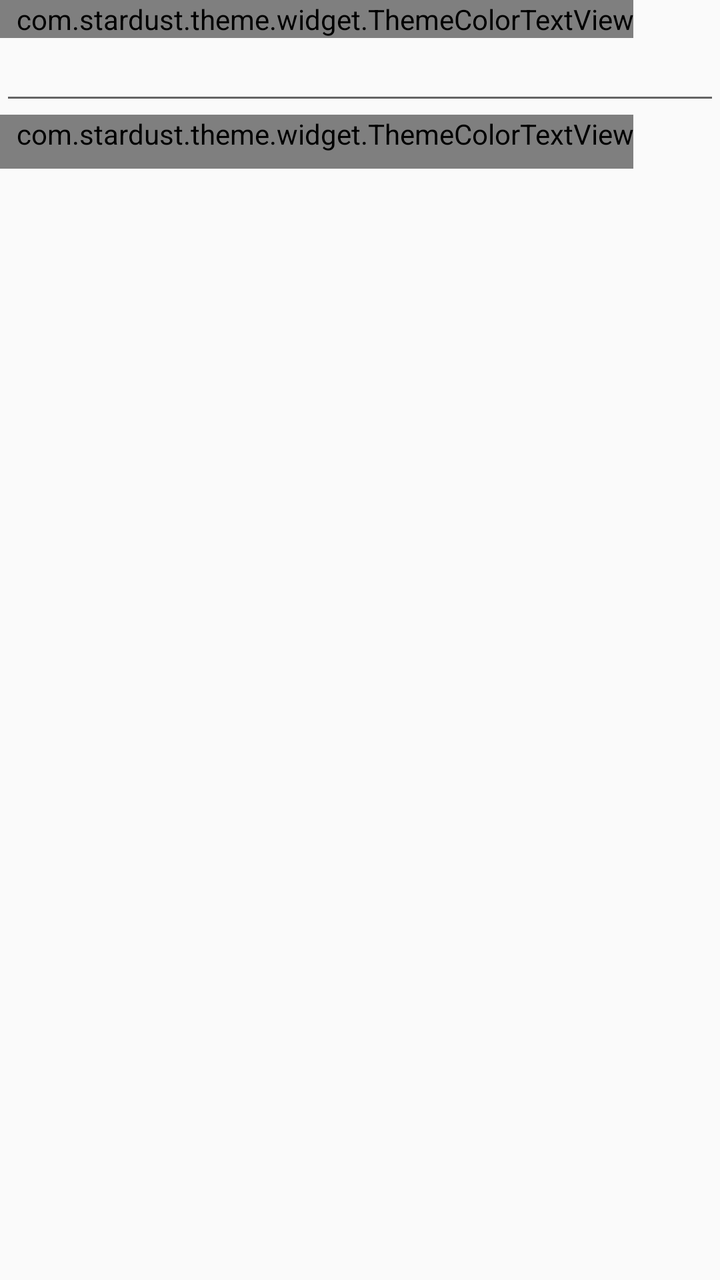
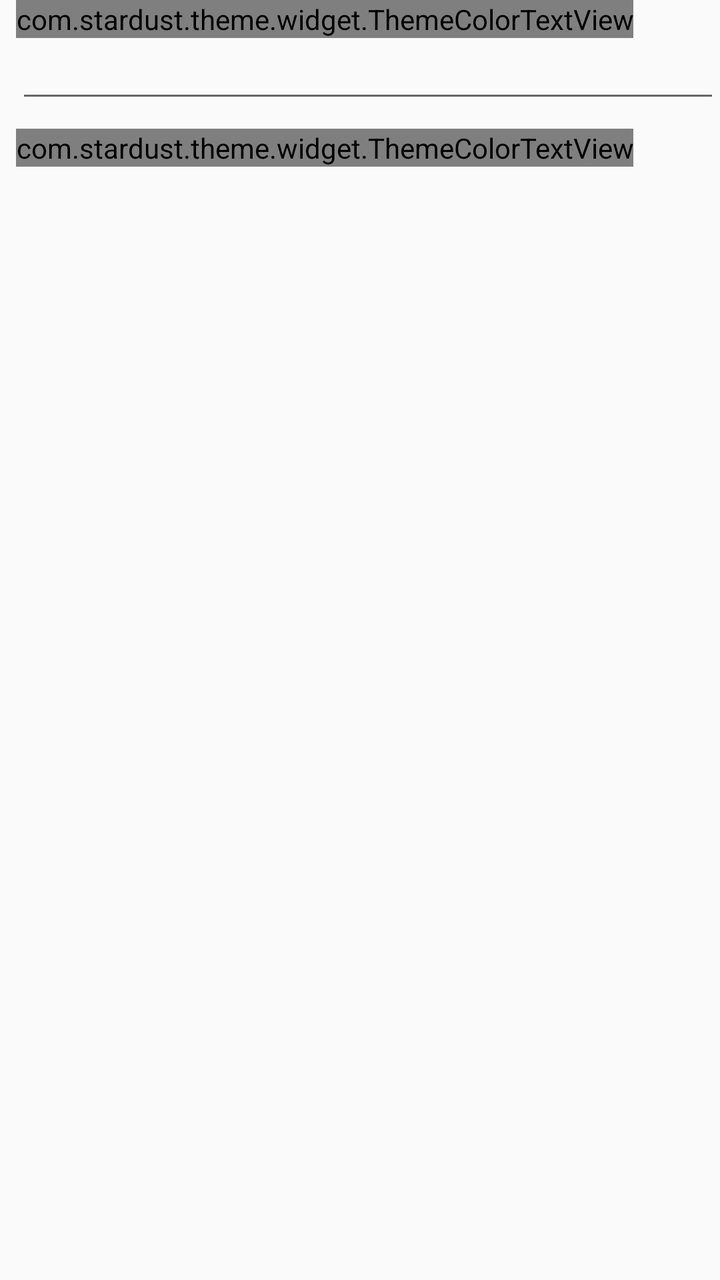

The first picture is an Android layout as it rendered before a commit; the second is the same layout after the commit. The layout source and the unified diff follow.
<!-- AndroidManifest.xml: application theme AppTheme -->
<!-- res/layout/dialog_code_evaluate.xml -->
<?xml version="1.0" encoding="utf-8"?>
<LinearLayout xmlns:android="http://schemas.android.com/apk/res/android"
              android:layout_width="match_parent"
              android:layout_height="match_parent"
              android:orientation="vertical">

    <com.stardust.theme.widget.ThemeColorTextView
        android:layout_width="wrap_content"
        android:layout_height="wrap_content"
        android:paddingLeft="8dp"
        android:text="@string/text_code"
        android:textSize="14sp"/>

    <EditText
        android:id="@+id/code"
        android:layout_width="match_parent"
        android:paddingBottom="8dp"
        android:paddingLeft="8dp"
        android:textSize="15sp"
        android:layout_height="wrap_content"
        android:textColor="@android:color/primary_text_light"/>

    <com.stardust.theme.widget.ThemeColorTextView
        android:layout_width="wrap_content"
        android:layout_height="wrap_content"
        android:paddingBottom="8dp"
        android:paddingLeft="8dp"
        android:text="@string/text_result"
        android:textSize="14sp"/>

    <TextView
        android:id="@+id/result"
        android:paddingLeft="8dp"
        android:layout_width="wrap_content"
        android:layout_height="wrap_content"
        android:textColor="#727377"
        android:textSize="16sp"/>
</LinearLayout>
<!-- resources referenced by this layout -->
<resources>
  <string name="text_code">代码</string>
  <string name="text_result">结果</string>
  <style name="AppTheme" parent="Theme.AppCompat.Light.NoActionBar">
          <item name="colorPrimary">@color/colorPrimary</item>
          <item name="colorPrimaryDark">@color/colorPrimaryDark</item>
          <item name="colorAccent">@color/colorAccent</item>
  
      </style>
  <color name="colorPrimary">#009688</color>
  <color name="colorPrimaryDark">#009688</color>
  <color name="colorAccent">#03a9f4</color>
</resources>

<!-- the commit's change to res/layout/dialog_code_evaluate.xml (unified diff, before → after) -->
@@ -7,15 +7,15 @@
     <com.stardust.theme.widget.ThemeColorTextView
         android:layout_width="wrap_content"
         android:layout_height="wrap_content"
-        android:paddingLeft="8dp"
+        android:layout_marginLeft="8dp"
         android:text="@string/text_code"
         android:textSize="14sp"/>
 
     <EditText
         android:id="@+id/code"
         android:layout_width="match_parent"
-        android:paddingBottom="8dp"
-        android:paddingLeft="8dp"
+        android:layout_marginBottom="8dp"
+        android:layout_marginLeft="8dp"
         android:textSize="15sp"
         android:layout_height="wrap_content"
         android:textColor="@android:color/primary_text_light"/>
@@ -23,14 +23,14 @@
     <com.stardust.theme.widget.ThemeColorTextView
         android:layout_width="wrap_content"
         android:layout_height="wrap_content"
-        android:paddingBottom="8dp"
-        android:paddingLeft="8dp"
+        android:layout_marginBottom="8dp"
+        android:layout_marginLeft="8dp"
         android:text="@string/text_result"
         android:textSize="14sp"/>
 
     <TextView
         android:id="@+id/result"
-        android:paddingLeft="8dp"
+        android:layout_marginLeft="8dp"
         android:layout_width="wrap_content"
         android:layout_height="wrap_content"
         android:textColor="#727377"
